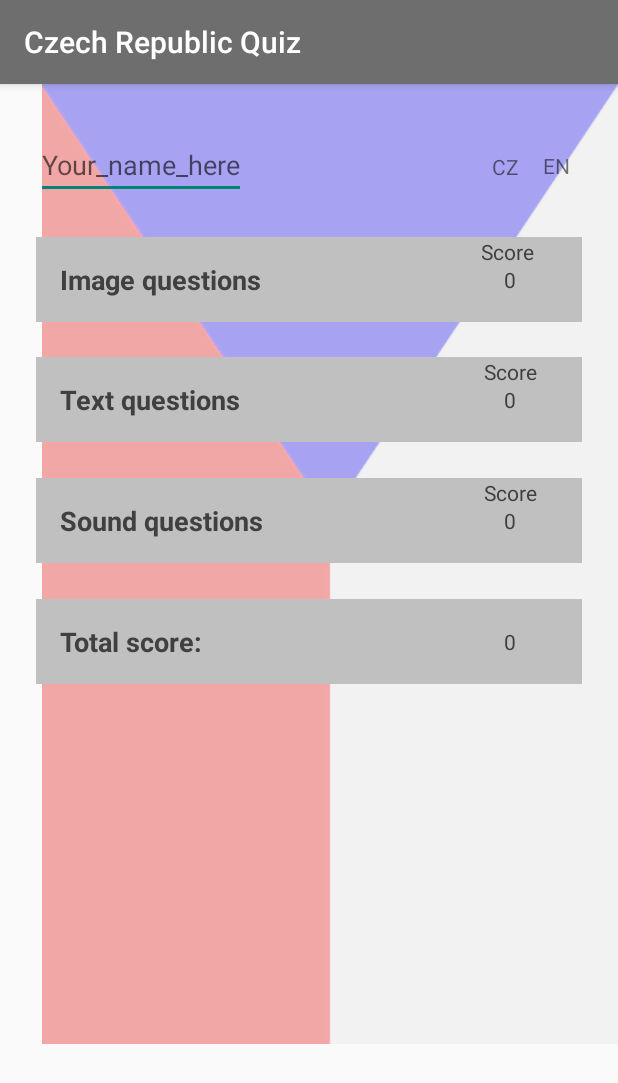
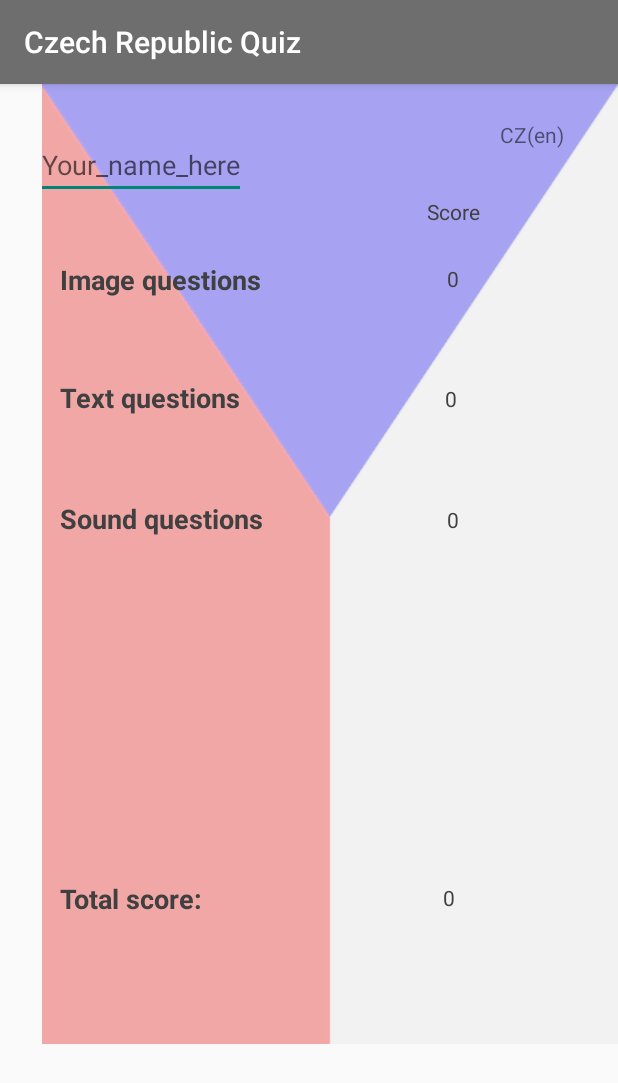
Before and after one commit to IvoMor/Quiz_App_Czech_Republic, an Android app: the screen it shows after launch (MainActivity), on a phone screen of 412 x 824 dp. Shown: the top 1083 px of the screen. Run offline under Robolectric (Android 15) with nearby library versions, the phone set to English and light mode, and no system bars.

Commit message:
Change backG color of question conteiner after submit and change graphic activity_main

```diff
--- a/app/build.gradle
+++ b/app/build.gradle
@@ -20,7 +20,7 @@ android {
 }
 
 dependencies {
-    compile fileTree(dir: 'libs', include: ['*.jar'])
+    compile fileTree(include: ['*.jar'], dir: 'libs')
     androidTestCompile('com.android.support.test.espresso:espresso-core:2.2.2', {
         exclude group: 'com.android.support', module: 'support-annotations'
     })
--- a/app/src/main/AndroidManifest.xml
+++ b/app/src/main/AndroidManifest.xml
@@ -1,8 +1,6 @@
 <?xml version="1.0" encoding="utf-8"?>
 <manifest xmlns:android="http://schemas.android.com/apk/res/android"
     package="com.example.ivos.quiz_app">
-
-
     <application
         android:allowBackup="true"
         android:icon="@mipmap/ic_launcher"
--- a/app/src/main/java/com/example/ivos/quiz_app/MainActivity.java
+++ b/app/src/main/java/com/example/ivos/quiz_app/MainActivity.java
@@ -10,9 +10,9 @@ import android.widget.TextView;
 public class MainActivity extends AppCompatActivity {
 
     private int totalScore = 0;
-    private int imageQuestionsScore = 0;
-    private int textQuestionsScore = 0;
-    private int soundQuestionsScore = 0;
+    public int imageQuestionsScore = 0;
+    public int textQuestionsScore = 0;
+    public int soundQuestionsScore = 0;
 
     @Override
     protected void onCreate(Bundle savedInstanceState) {
--- a/app/src/main/res/layout/activity_main.xml
+++ b/app/src/main/res/layout/activity_main.xml
@@ -11,11 +11,12 @@
 
     <ImageView
         android:id="@+id/imageView2"
-        android:layout_width="wrap_content"
+        android:layout_width="0dp"
         android:layout_height="wrap_content"
         android:scaleType="fitXY"
         android:visibility="visible"
         app:layout_constraintEnd_toEndOf="parent"
+        app:layout_constraintHorizontal_bias="0.0"
         app:layout_constraintLeft_toLeftOf="parent"
         app:layout_constraintRight_toRightOf="parent"
         app:layout_constraintTop_toTopOf="parent"
@@ -29,56 +30,34 @@
             android:layout_marginStart="24dp"
             android:layout_marginTop="31dp"
             android:inputType="text"
-            android:hint="Your_name_here"
+            android:hint="@string/name_request"
             app:layout_constraintLeft_toLeftOf="parent"
             app:layout_constraintTop_toTopOf="parent" />
 
     <TextView
-            android:id="@+id/en"
+        android:id="@+id/CZ_en"
         android:layout_width="wrap_content"
         android:layout_height="wrap_content"
-            android:layout_marginBottom="8dp"
-            android:layout_marginTop="8dp"
-            android:text="@string/en"
-            app:layout_constraintTop_toTopOf="@+id/textView"
-            android:layout_marginRight="8dp"
-            app:layout_constraintRight_toRightOf="@+id/image_question_textbuton"
-            app:layout_constraintBottom_toBottomOf="@+id/textView"
-            app:layout_constraintVertical_bias="0.512"
-            android:layout_marginEnd="8dp" />
-
-        <TextView
-            android:id="@+id/cz"
-            android:layout_width="wrap_content"
-            android:layout_height="wrap_content"
-            android:layout_marginBottom="8dp"
-            android:layout_marginEnd="16dp"
-            android:layout_marginRight="13dp"
-            android:layout_marginTop="8dp"
-            android:text="@string/cz"
-            app:layout_constraintBottom_toBottomOf="@+id/textView"
-            app:layout_constraintRight_toLeftOf="@+id/en"
-            app:layout_constraintTop_toTopOf="@+id/textView"
-            app:layout_constraintVertical_bias="0.6" />
+        android:text="@string/cz_en"
+        app:layout_constraintTop_toTopOf="parent"
+        android:layout_marginTop="24dp"
+        android:layout_marginRight="36dp"
+        app:layout_constraintRight_toRightOf="parent"
+        android:layout_marginEnd="36dp" />
 
     <TextView
         android:id="@+id/image_question_textbuton"
         style="@style/CategoryStyle"
-            android:layout_width="0dp"
+        android:layout_width="wrap_content"
         android:layout_height="wrap_content"
-            android:layout_marginEnd="24dp"
         android:layout_marginLeft="24dp"
-            android:layout_marginRight="24dp"
         android:layout_marginStart="24dp"
         android:layout_marginTop="25dp"
-            android:background="@color/category_images"
         android:text="@string/Image_questions"
         android:textColor="@color/MainButtonsText"
         android:visibility="visible"
-            app:layout_constraintHorizontal_bias="0.0"
         app:layout_constraintHorizontal_chainStyle="packed"
         app:layout_constraintLeft_toLeftOf="parent"
-            app:layout_constraintRight_toRightOf="parent"
         app:layout_constraintTop_toBottomOf="@+id/textView" />
 
         <TextView
@@ -86,135 +65,97 @@
             style="@style/CategoryStyle"
             android:layout_height="wrap_content"
             android:layout_marginLeft="24dp"
-            android:layout_marginRight="24dp"
-            android:layout_marginTop="23dp"
-            android:background="@color/category_sounds"
+            android:layout_marginTop="22dp"
             android:text="@string/Text_questions"
             android:textColor="@color/MainButtonsText"
-            app:layout_constraintHorizontal_bias="0.0"
             app:layout_constraintLeft_toLeftOf="parent"
-            app:layout_constraintRight_toRightOf="parent"
             app:layout_constraintTop_toBottomOf="@+id/image_question_textbuton"
             android:layout_width="0dp"
-            android:layout_marginStart="24dp"
-            android:layout_marginEnd="24dp" />
+            android:layout_marginStart="24dp" />
 
     <TextView
         android:id="@+id/sound_question_textbuton"
         style="@style/CategoryStyle"
+        android:layout_width="wrap_content"
         android:layout_height="wrap_content"
         android:layout_marginLeft="24dp"
-            android:layout_marginRight="24dp"
-            android:background="@color/category_texts"
+        android:layout_marginStart="24dp"
+        android:layout_marginTop="24dp"
         android:text="@string/Sound_questions"
         android:textColor="@color/MainButtonsText"
-            app:layout_constraintHorizontal_bias="0.0"
         app:layout_constraintLeft_toLeftOf="parent"
-            app:layout_constraintRight_toRightOf="parent"
-            android:layout_marginTop="24dp"
-            app:layout_constraintTop_toBottomOf="@+id/text_question_textbuton"
-            android:layout_width="0dp"
-            android:layout_marginStart="24dp"
-            android:layout_marginEnd="24dp" />
+        app:layout_constraintTop_toBottomOf="@+id/text_question_textbuton" />
 
     <TextView
-            android:id="@+id/global_score"
+        android:id="@+id/total_score"
         style="@style/CategoryStyle"
-            android:layout_width="0dp"
+        android:layout_width="wrap_content"
         android:layout_height="wrap_content"
-            android:layout_marginEnd="24dp"
         android:layout_marginLeft="24dp"
-            android:layout_marginRight="24dp"
         android:layout_marginStart="24dp"
-            android:layout_marginTop="24dp"
-            android:background="@color/category_family"
+        android:layout_marginTop="8dp"
         android:text="@string/Total_score"
         android:textColor="@color/MainButtonsText"
-            app:layout_constraintHorizontal_bias="0.0"
         app:layout_constraintLeft_toLeftOf="parent"
-            app:layout_constraintRight_toRightOf="parent"
-            app:layout_constraintTop_toBottomOf="@+id/sound_question_textbuton" />
+        app:layout_constraintTop_toBottomOf="@+id/sound_question_textbuton"
+        app:layout_constraintBottom_toBottomOf="parent"
+        android:layout_marginBottom="8dp" />
 
     <TextView
         android:id="@+id/image_score_counter"
-            android:layout_width="80dp"
+        android:layout_width="wrap_content"
         android:layout_height="wrap_content"
+        android:layout_marginBottom="8dp"
+        android:layout_marginEnd="8dp"
+        android:layout_marginRight="8dp"
         android:layout_marginTop="8dp"
         android:gravity="center_horizontal"
         android:text="0"
         android:textColor="@color/MainButtonsText"
         app:layout_constraintBottom_toBottomOf="@+id/image_question_textbuton"
-            android:layout_marginBottom="8dp"
+        app:layout_constraintRight_toRightOf="parent"
         app:layout_constraintTop_toTopOf="@+id/image_question_textbuton"
-            android:layout_marginRight="8dp"
-            app:layout_constraintRight_toRightOf="@+id/image_question_textbuton"
-            android:layout_marginEnd="8dp" />
+        app:layout_constraintVertical_bias="0.476"
+        android:layout_marginLeft="8dp"
+        app:layout_constraintHorizontal_bias="0.73"
+        app:layout_constraintLeft_toLeftOf="@+id/image_question_textbuton"
+        android:layout_marginStart="8dp" />
 
         <TextView
             android:id="@+id/image_score_text"
             android:layout_width="wrap_content"
             android:layout_height="wrap_content"
-            android:layout_marginBottom="8dp"
-            android:layout_marginTop="8dp"
+            android:layout_marginBottom="7dp"
             android:gravity="center_horizontal"
             android:text="Score"
             android:textColor="@color/MainButtonsText"
-            app:layout_constraintBottom_toTopOf="@+id/image_score_counter"
-            app:layout_constraintHorizontal_bias="0.465"
-            app:layout_constraintLeft_toLeftOf="@+id/image_score_counter"
+            app:layout_constraintBottom_toTopOf="@+id/image_question_textbuton"
             app:layout_constraintRight_toRightOf="@+id/image_score_counter"
-            app:layout_constraintTop_toTopOf="@+id/image_question_textbuton" />
+            app:layout_constraintLeft_toLeftOf="@+id/image_score_counter" />
 
     <TextView
-            android:id="@+id/text_score_text"
+        android:id="@+id/text_score_counter"
         android:layout_width="wrap_content"
         android:layout_height="wrap_content"
         android:layout_marginBottom="8dp"
-            android:layout_marginTop="8dp"
-            android:gravity="center_horizontal"
-            android:text="Score"
-            android:textColor="@color/MainButtonsText"
-            app:layout_constraintBottom_toTopOf="@+id/text_score_counter"
-            app:layout_constraintLeft_toLeftOf="@+id/text_score_counter"
-            app:layout_constraintRight_toRightOf="@+id/text_score_counter"
-            app:layout_constraintTop_toTopOf="@+id/text_question_textbuton" />
-
-        <TextView
-            android:id="@+id/text_score_counter"
-            android:layout_width="80dp"
-            android:layout_height="wrap_content"
-            android:layout_marginBottom="8dp"
         android:layout_marginEnd="8dp"
-            android:layout_marginLeft="8dp"
         android:layout_marginRight="8dp"
-            android:layout_marginStart="8dp"
         android:layout_marginTop="8dp"
         android:gravity="center_horizontal"
         android:text="0"
         android:textColor="@color/MainButtonsText"
         app:layout_constraintBottom_toBottomOf="@+id/text_question_textbuton"
-            app:layout_constraintHorizontal_bias="1.0"
+        app:layout_constraintRight_toRightOf="parent"
+        app:layout_constraintTop_toTopOf="@+id/text_question_textbuton"
+        app:layout_constraintVertical_bias="0.523"
+        android:layout_marginLeft="8dp"
         app:layout_constraintLeft_toLeftOf="@+id/text_question_textbuton"
-            app:layout_constraintRight_toRightOf="@+id/text_question_textbuton"
-            app:layout_constraintTop_toTopOf="@+id/text_question_textbuton" />
-
-        <TextView
-            android:id="@+id/sound_score_text"
-            android:layout_width="wrap_content"
-            android:layout_height="wrap_content"
-            android:layout_marginBottom="8dp"
-            android:layout_marginTop="8dp"
-            android:gravity="center_horizontal"
-            android:text="Score"
-            android:textColor="@color/MainButtonsText"
-            app:layout_constraintBottom_toTopOf="@+id/sound_score_counter"
-            app:layout_constraintLeft_toLeftOf="@+id/sound_score_counter"
-            app:layout_constraintRight_toRightOf="@+id/sound_score_counter"
-            app:layout_constraintTop_toTopOf="@+id/sound_question_textbuton" />
+        app:layout_constraintHorizontal_bias="0.727"
+        android:layout_marginStart="8dp" />
 
     <TextView
         android:id="@+id/sound_score_counter"
-            android:layout_width="80dp"
+        android:layout_width="wrap_content"
         android:layout_height="wrap_content"
         android:layout_marginBottom="8dp"
         android:layout_marginEnd="8dp"
@@ -224,13 +165,17 @@
         android:text="0"
         android:textColor="@color/MainButtonsText"
         app:layout_constraintBottom_toBottomOf="@+id/sound_question_textbuton"
-            app:layout_constraintRight_toRightOf="@+id/sound_question_textbuton"
+        app:layout_constraintRight_toRightOf="parent"
         app:layout_constraintTop_toTopOf="@+id/sound_question_textbuton"
-            app:layout_constraintVertical_bias="0.509" />
+        app:layout_constraintVertical_bias="0.523"
+        android:layout_marginLeft="8dp"
+        app:layout_constraintLeft_toLeftOf="@+id/sound_question_textbuton"
+        app:layout_constraintHorizontal_bias="0.73"
+        android:layout_marginStart="8dp" />
 
     <TextView
         android:id="@+id/total_score_counter"
-            android:layout_width="80dp"
+        android:layout_width="wrap_content"
         android:layout_height="wrap_content"
         android:layout_marginBottom="8dp"
         android:layout_marginEnd="8dp"
@@ -239,11 +184,13 @@
         android:gravity="center_horizontal"
         android:text="0"
         android:textColor="@color/MainButtonsText"
-            app:layout_constraintBottom_toBottomOf="@+id/global_score"
-            app:layout_constraintRight_toRightOf="@+id/global_score"
-            app:layout_constraintTop_toTopOf="@+id/global_score" />
-
-
-
+        app:layout_constraintBottom_toBottomOf="@+id/total_score"
+        app:layout_constraintRight_toRightOf="parent"
+        app:layout_constraintTop_toTopOf="@+id/total_score"
+        android:layout_marginLeft="8dp"
+        app:layout_constraintVertical_bias="0.476"
+        app:layout_constraintLeft_toLeftOf="@+id/total_score"
+        app:layout_constraintHorizontal_bias="0.724"
+        android:layout_marginStart="8dp" />
 
 </android.support.constraint.ConstraintLayout>
--- a/app/src/main/res/values/dimens.xml
+++ b/app/src/main/res/values/dimens.xml
@@ -9,5 +9,5 @@
     <dimen name="small_margin">8dp</dimen>
     <dimen name="medium_margin">16dp</dimen>
     <dimen name="big_margin">24dp</dimen>
-
+    <dimen name="correctCeckedSize">36dp</dimen>
 </resources>
--- a/app/src/main/res/values/strings.xml
+++ b/app/src/main/res/values/strings.xml
@@ -8,16 +8,22 @@
     <!-- Category name for text question quiz  -->
     <string name="Text_questions">Text questions</string>
 
-    <!-- Category name for text question quiz  -->
+    <!-- Category name for sound question quiz  -->
     <string name="Sound_questions">Sound questions</string>
 
-    <!-- Category name for the vocabulary questions for family members  -->
+    <!-- Total_score text  -->
     <string name="Total_score">Total score:</string>
 
-    <!-- Category name for the vocabulary questions for family members  -->
-    <string name="cz">CZ</string>
+    <!-- slected language  -->
+    <string name="cz_en">CZ(en)</string>
 
-    <string name="en">EN</string>
+    <!-- slected language  -->
+    <string name="en_cz">EN(cz)</string>
 
-    <string name="nothing">Nothing</string>
+
+    <string name="nothing">Nothing_else</string>
+
+    <!-- name enter hint  -->
+    <string name="name_request">Your_name_here</string>
+    <string name="submit_answer_button_text">Submit answer (definitely)</string>
 </resources>
```
Also changed, not shown: app/src/main/java/com/example/ivos/quiz_app/TextsActivity.java (+8 -3 lines), app/src/main/res/layout/list_item.xml (+44 -43 lines), app/src/main/res/values/colors.xml (+10 -1 lines). Lines whose indentation alone changed are shown as unchanged.
